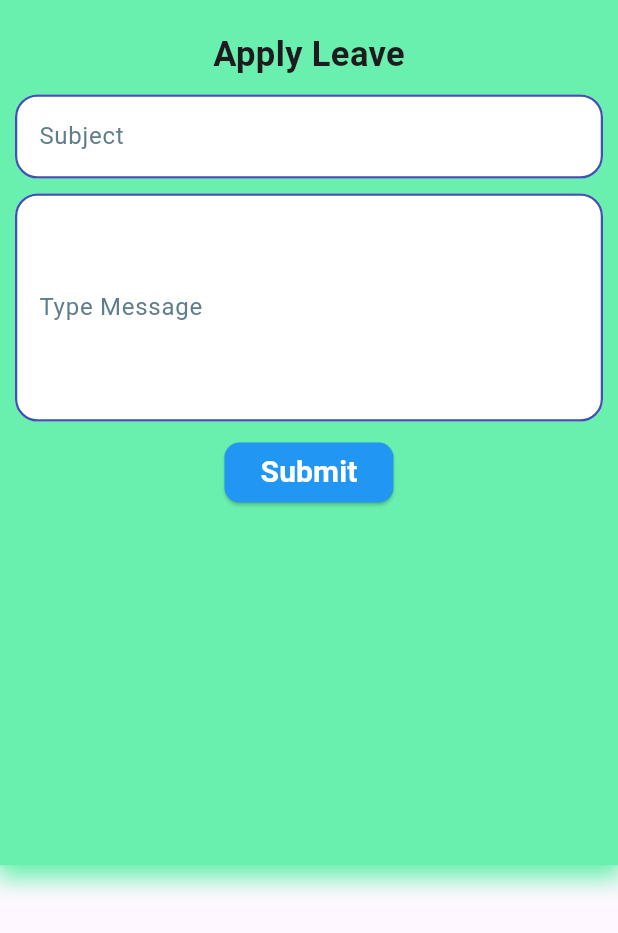
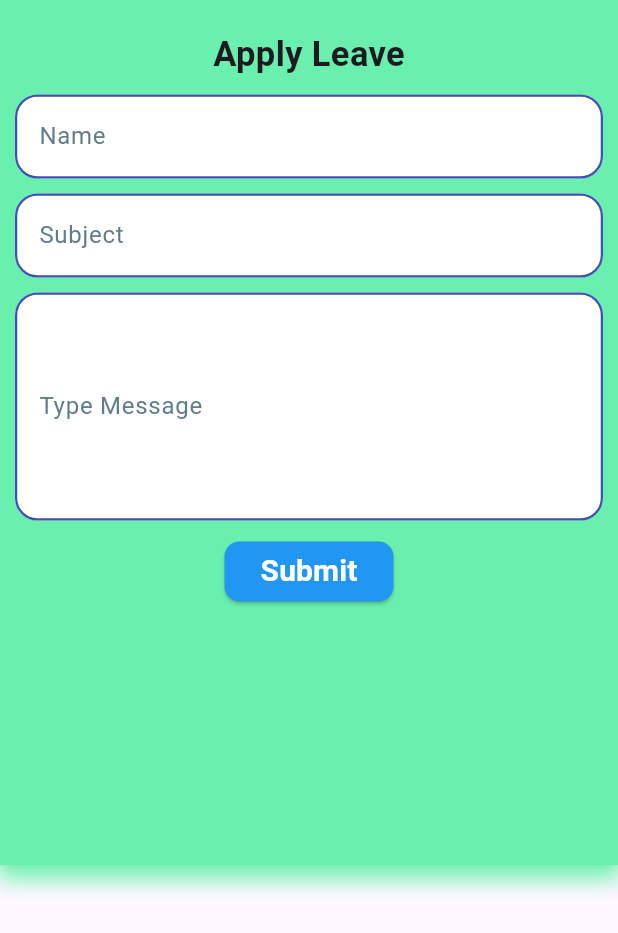
Before and after one commit to IAftabRehman/Task-Management-System, a Flutter app: the applyLeave screen opened directly, on a phone screen of 412 x 824 dp. Shown: the top 933 px of the screen. Run offline on Flutter 3.47's test engine with Material 3 defaults, Android fonts, the phone set to English and light mode, and no system bars; our stand-ins replace animated_splash_screen, cloud_firestore, firebase_auth, firebase_core; missing offline and left inert: mailer; accounts and stored records are empty.

Commit message:
In this commit, there is to update and work with applyLeave.dart and leaveApplication.dart with there provide, services, and model files

```diff
--- a/lib/main.dart
+++ b/lib/main.dart
@@ -5,6 +5,7 @@ import 'package:provider/provider.dart';
 import 'package:task_management_system/providers/admin_provider.dart';
 import 'package:task_management_system/providers/userRegistration_provider.dart';
 import 'package:task_management_system/providers/user_provider.dart';
+import 'package:task_management_system/screens/adminMainDashboard_screen.dart';
 import 'package:task_management_system/screens/splash_screen.dart';
 import 'package:task_management_system/screens/userMainDashboard_screen.dart';
 
@@ -43,7 +44,7 @@ class MyApp extends StatelessWidget {
               centered: false,
               duration: 4000,
               splash: splash_Screen(),
-              nextScreen: userMainDashboard_screen(),
+              nextScreen: adminMainDashboard_screen(),
             ),
           );
         },
--- /dev/null
+++ b/lib/models/applyLeaveUpdationModel.dart
@@ -0,0 +1,35 @@
+import 'dart:convert';
+
+applyLeaveUpdationModel applyLeaveUpdationModelFromJson(String str) => applyLeaveUpdationModel.fromJson(json.decode(str));
+
+class applyLeaveUpdationModel {
+  final String? userName;
+  final String? message;
+  final String? subject;
+  final String? docId;
+  final String? status;
+
+  applyLeaveUpdationModel({
+    this.userName,
+    this.message,
+    this.subject,
+    this.docId,
+    this.status,
+  });
+
+  factory applyLeaveUpdationModel.fromJson(Map<String, dynamic> json) => applyLeaveUpdationModel(
+    userName: json["userName"],
+    message: json["description"],
+    subject: json["subject"],
+    docId: json["docId"],
+    status: json["status"],
+  );
+
+  Map<String, dynamic> toJson(String docId) => {
+    "userName": userName,
+    "description": message,
+    "subject": subject,
+    "docId": docId,
+    "status": status,
+  };
+}
--- /dev/null
+++ b/lib/models/leaveStatusModel.dart
@@ -0,0 +1,28 @@
+
+import 'dart:convert';
+
+LeaveStatusModel leaveStatusModelFromJson(String str) => LeaveStatusModel.fromJson(json.decode(str));
+
+class LeaveStatusModel {
+  final String? docId;
+  final String? userName;
+  final String? status;
+
+  LeaveStatusModel({
+    this.docId,
+    this.userName,
+    this.status,
+  });
+
+  factory LeaveStatusModel.fromJson(Map<String, dynamic> json) => LeaveStatusModel(
+    docId: json["docId"],
+    userName: json["userName"],
+    status: json["status"],
+  );
+
+  Map<String, dynamic> toJson(String docId) => {
+    "docId": docId,
+    "userName": userName,
+    "status": status,
+  };
+}
--- a/lib/models/userModel.dart
+++ /dev/null
@@ -1,35 +0,0 @@
-import 'dart:convert';
-UserModel userModelFromJson(String str) => UserModel.fromJson(json.decode(str));
-// String userModelToJson(UserModel data) => json.encode(data.toJson());
-
-class UserModel {
-  final String? docId;
-  final String? subject;
-  final String? message;
-  final String? userName;
-  final int? createdBy;
-
-  UserModel({
-    this.docId,
-    this.subject,
-    this.message,
-    this.userName,
-    this.createdBy,
-  });
-
-  factory UserModel.fromJson(Map<String, dynamic> json) => UserModel(
-    docId: json["docId"],
-    subject: json["subject"],
-    message: json["message"],
-    userName: json["userName"],
-    createdBy: json["createdBy"],
-  );
-
-  Map<String, dynamic> toJson(String docId) => {
-    "docId": docId,
-    "subject": subject,
-    "message": message,
-    "userName": userName,
-    "createdBy": createdBy,
-  };
-}
--- a/lib/screens/usersScreens/applyLeave.dart
+++ b/lib/screens/usersScreens/applyLeave.dart
@@ -33,6 +33,33 @@ class applyLeave extends StatelessWidget {
                   Text(
                     "Apply Leave",
                     style: TextStyle(fontSize: 23, fontWeight: FontWeight.bold),
+                  ),
+                  SizedBox(height: 10),
+                  TextField(
+                    controller: provider.userNameController,
+                    decoration: InputDecoration(
+                      filled: true,
+                      fillColor: Colors.white,
+                      labelText: "Name",
+                      labelStyle: const TextStyle(
+                        color: Colors.blueGrey,
+                        fontSize: 16,
+                      ),
+                      enabledBorder: OutlineInputBorder(
+                        borderRadius: BorderRadius.circular(15),
+                        borderSide: const BorderSide(
+                          color: Colors.indigo,
+                          width: 1.5,
+                        ),
+                      ),
+                      focusedBorder: OutlineInputBorder(
+                        borderRadius: BorderRadius.circular(10),
+                        borderSide: const BorderSide(
+                          color: Colors.deepPurple,
+                          width: 2,
+                        ),
+                      ),
+                    ),
                   ),
                   SizedBox(height: 10),
                   TextField(
--- a/lib/services/userServices.dart
+++ b/lib/services/userServices.dart
@@ -1,7 +1,7 @@
 import 'package:cloud_firestore/cloud_firestore.dart';
 import 'package:firebase_auth/firebase_auth.dart';
 import 'package:task_management_system/models/updationTaskModel.dart';
-import 'package:task_management_system/models/userModel.dart';
+import 'package:task_management_system/models/applyLeaveUpdationModel.dart';
 
 class UserServices {
   Future<List<String>> getTaskFromAdminSide() async {
@@ -78,7 +78,7 @@ class UserServices {
   }
 
   // ------------------------------------------------------------------------------
-  Future<void> setApplyLeaveDataIntoFirebase(UserModel model) async {
+  Future<void> setApplyLeaveDataIntoFirebase(applyLeaveUpdationModel model) async {
     return await FirebaseFirestore.instance
         .collection("applyLeaveCollection")
         .doc(model.docId)
```
Also changed, not shown: lib/providers/admin_provider.dart (+74 -0 lines), lib/providers/user_provider.dart (+10 -5 lines), lib/screens/adminScreens/leaveApplication.dart (+60 -17 lines), lib/screens/userMainDashboard_screen.dart (+6 -21 lines), lib/screens/usersScreens/leaveStatus.dart (deleted, +0 -46 lines), lib/services/adminServices.dart (+33 -5 lines), pubspec.lock.
